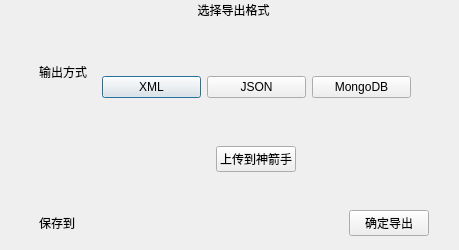
chenwuwen/ImageLabelSpirit, file module/exportdialog.ui: the form before one commit.
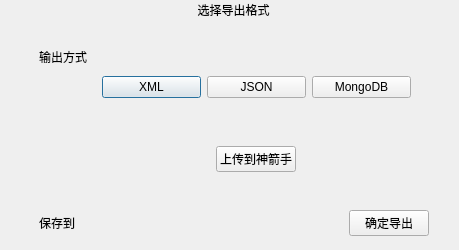
The form after the commit. Icons and pictures are not drawn.

What changed in the file:
```diff
--- a/module/exportdialog.ui
+++ b/module/exportdialog.ui
@@ -64,7 +64,7 @@
        <widget class="QWidget" name="widget_5" native="true">
         <layout class="QVBoxLayout" name="verticalLayout_3" stretch="9">
          <property name="topMargin">
-          <number>20</number>
+          <number>5</number>
          </property>
          <property name="rightMargin">
           <number>0</number>
@@ -81,7 +81,7 @@
             <string>输出方式</string>
            </property>
            <property name="alignment">
-            <set>Qt::AlignLeading|Qt::AlignLeft|Qt::AlignTop</set>
+            <set>Qt::AlignHCenter|Qt::AlignTop</set>
            </property>
           </widget>
          </item>
```
Left out of the diff: 3 changed lines with no effect on the pictures.
